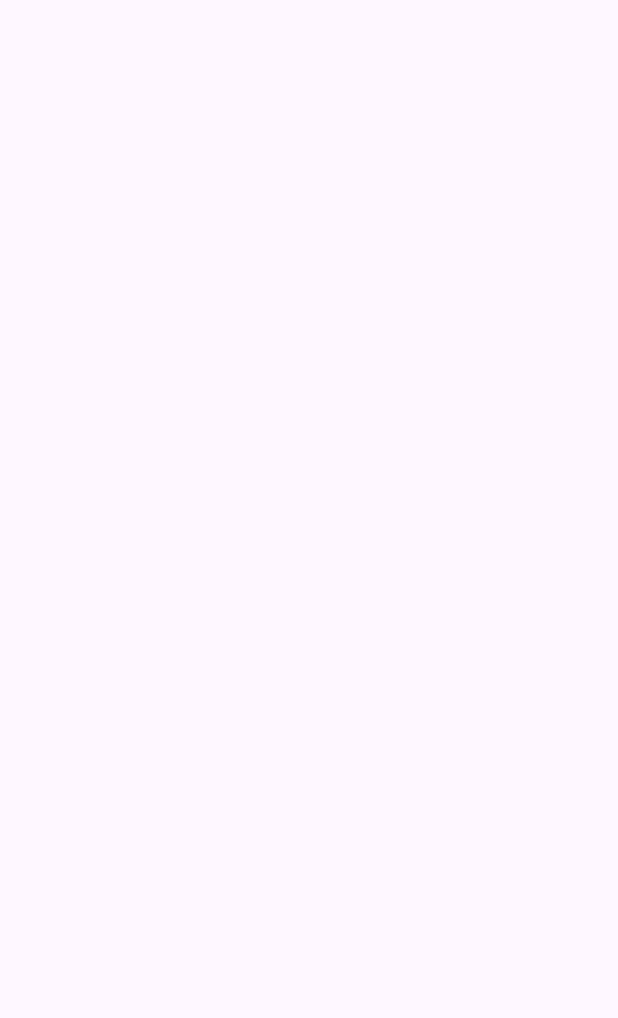
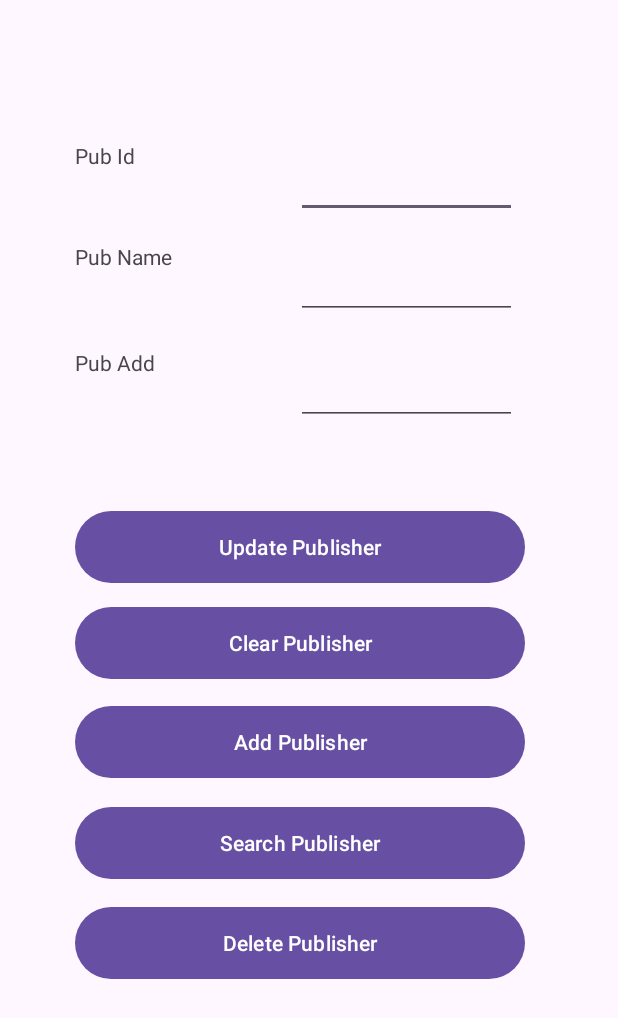
Before and after one commit to Karishma0407/VC-Mobile-Application, an Android app: the PublisherActivity screen opened directly, with no data from a screen before it, on a phone screen of 412 x 824 dp. Before the commit the part shown is empty. Shown: the top 1018 px of the screen. Run offline under Robolectric (Android 15) with nearby library versions, the phone set to English and light mode, and no system bars.

Commit message:
Designed PublisherActivity

```diff
--- a/Lab5/BookPublishingProject/app/src/main/res/layout/activity_publisher.xml
+++ b/Lab5/BookPublishingProject/app/src/main/res/layout/activity_publisher.xml
@@ -6,4 +6,130 @@
     android:layout_height="match_parent"
     tools:context=".PublisherActivity">
 
+    <TextView
+        android:id="@+id/pubId_textView_label"
+        android:layout_width="147dp"
+        android:layout_height="51dp"
+        android:layout_marginStart="50dp"
+        android:text="@string/pubId_textView_label"
+        app:layout_constraintBottom_toBottomOf="parent"
+        app:layout_constraintStart_toStartOf="parent"
+        app:layout_constraintTop_toTopOf="parent"
+        app:layout_constraintVertical_bias="0.122" />
+
+
+    <EditText
+        android:id="@+id/pubId_editText"
+        android:layout_width="147dp"
+        android:layout_height="51dp"
+        android:layout_marginEnd="50dp"
+        android:text="@string/pubId_editText"
+        app:layout_constraintBottom_toBottomOf="parent"
+        app:layout_constraintEnd_toEndOf="parent"
+        app:layout_constraintHorizontal_bias="0.0"
+        app:layout_constraintStart_toEndOf="@+id/pubId_textView_label"
+        app:layout_constraintTop_toTopOf="parent"
+        app:layout_constraintVertical_bias="0.122" />
+
+    <TextView
+        android:id="@+id/pubName_textView_label"
+        android:layout_width="147dp"
+        android:layout_height="51dp"
+        android:layout_marginTop="16dp"
+        android:text="@string/pubName_textView_label"
+        app:layout_constraintStart_toStartOf="@+id/pubId_textView_label"
+        app:layout_constraintTop_toBottomOf="@+id/pubId_textView_label" />
+
+    <EditText
+        android:id="@+id/pubName_editText"
+        android:layout_width="147dp"
+        android:layout_height="51dp"
+        android:layout_marginTop="16dp"
+        android:text="@string/pubName_editText"
+        app:layout_constraintEnd_toEndOf="@+id/pubId_editText"
+        app:layout_constraintHorizontal_bias="0.176"
+        app:layout_constraintStart_toEndOf="@+id/pubName_textView_label"
+        app:layout_constraintTop_toBottomOf="@+id/pubId_editText" />
+
+    <TextView
+        android:id="@+id/pubAdd_textView_label"
+        android:layout_width="147dp"
+        android:layout_height="51dp"
+        android:text="@string/pubAdd_textView_label"
+        app:layout_constraintBottom_toBottomOf="parent"
+        app:layout_constraintStart_toStartOf="@+id/pubName_textView_label"
+        app:layout_constraintTop_toBottomOf="@+id/pubName_textView_label"
+        app:layout_constraintVertical_bias="0.035" />
+
+    <EditText
+        android:id="@+id/pubAdd_editText"
+        android:layout_width="147dp"
+        android:layout_height="51dp"
+        android:text="@string/pubAdd_editText"
+        app:layout_constraintBottom_toBottomOf="parent"
+        app:layout_constraintEnd_toEndOf="@+id/pubName_editText"
+        app:layout_constraintHorizontal_bias="0.176"
+        app:layout_constraintStart_toEndOf="@+id/pubAdd_textView_label"
+        app:layout_constraintTop_toBottomOf="@+id/pubName_editText"
+        app:layout_constraintVertical_bias="0.035" />
+
+    <Button
+        android:id="@+id/updatePub_button"
+        android:layout_width="300dp"
+        android:layout_height="56dp"
+        android:text="@string/updatePub_button"
+        app:layout_constraintBottom_toBottomOf="parent"
+        app:layout_constraintEnd_toEndOf="@+id/pubAdd_editText"
+        app:layout_constraintHorizontal_bias="0.0"
+        app:layout_constraintStart_toStartOf="@+id/pubAdd_textView_label"
+        app:layout_constraintTop_toBottomOf="@+id/pubAdd_textView_label"
+        app:layout_constraintVertical_bias="0.11" />
+
+    <Button
+        android:id="@+id/clearPub_button"
+        android:layout_width="300dp"
+        android:layout_height="56dp"
+        android:layout_marginTop="8dp"
+        android:text="@string/clearPub_button"
+        app:layout_constraintEnd_toEndOf="@+id/updatePub_button"
+        app:layout_constraintHorizontal_bias="0.0"
+        app:layout_constraintStart_toStartOf="@+id/updatePub_button"
+        app:layout_constraintTop_toBottomOf="@+id/updatePub_button" />
+
+    <Button
+        android:id="@+id/addPub_button"
+        android:layout_width="300dp"
+        android:layout_height="56dp"
+        android:text="@string/addPub_button"
+        app:layout_constraintBottom_toBottomOf="parent"
+        app:layout_constraintEnd_toEndOf="@+id/clearPub_button"
+        app:layout_constraintHorizontal_bias="0.0"
+        app:layout_constraintStart_toStartOf="@+id/clearPub_button"
+        app:layout_constraintTop_toBottomOf="@+id/clearPub_button"
+        app:layout_constraintVertical_bias="0.033" />
+
+    <Button
+        android:id="@+id/searchPub_button"
+        android:layout_width="300dp"
+        android:layout_height="56dp"
+        android:text="@string/searchPub_button"
+        app:layout_constraintBottom_toBottomOf="parent"
+        app:layout_constraintEnd_toEndOf="@+id/addPub_button"
+        app:layout_constraintHorizontal_bias="0.0"
+        app:layout_constraintStart_toStartOf="@+id/addPub_button"
+        app:layout_constraintTop_toBottomOf="@+id/addPub_button"
+        app:layout_constraintVertical_bias="0.045" />
+
+    <Button
+        android:id="@+id/deletePub_button"
+        android:layout_width="300dp"
+        android:layout_height="56dp"
+        android:text="@string/deletePub_button"
+        app:layout_constraintBottom_toBottomOf="parent"
+        app:layout_constraintEnd_toEndOf="@+id/searchPub_button"
+        app:layout_constraintHorizontal_bias="0.0"
+        app:layout_constraintStart_toStartOf="@+id/searchPub_button"
+        app:layout_constraintTop_toBottomOf="@+id/searchPub_button"
+        app:layout_constraintVertical_bias="0.061" />
+
 </androidx.constraintlayout.widget.ConstraintLayout>
--- a/Lab5/BookPublishingProject/app/src/main/res/values/strings.xml
+++ b/Lab5/BookPublishingProject/app/src/main/res/values/strings.xml
@@ -11,4 +11,14 @@
     <string name="nextPub_button">Next Pub</string>
     <string name="pubDetails_button">Publisher Details</string>
     <string name="showBook_button">Show Book</string>
+
+    <string name="pubId_editText"></string>
+    <string name="pubName_editText"></string>
+    <string name="pubAdd_editText"></string>
+    <string name="updatePub_button">Update Publisher</string>
+    <string name="clearPub_button">Clear Publisher</string>
+    <string name="addPub_button">Add Publisher</string>
+    <string name="searchPub_button">Search Publisher</string>
+    <string name="deletePub_button">Delete Publisher</string>
+
 </resources>
```
